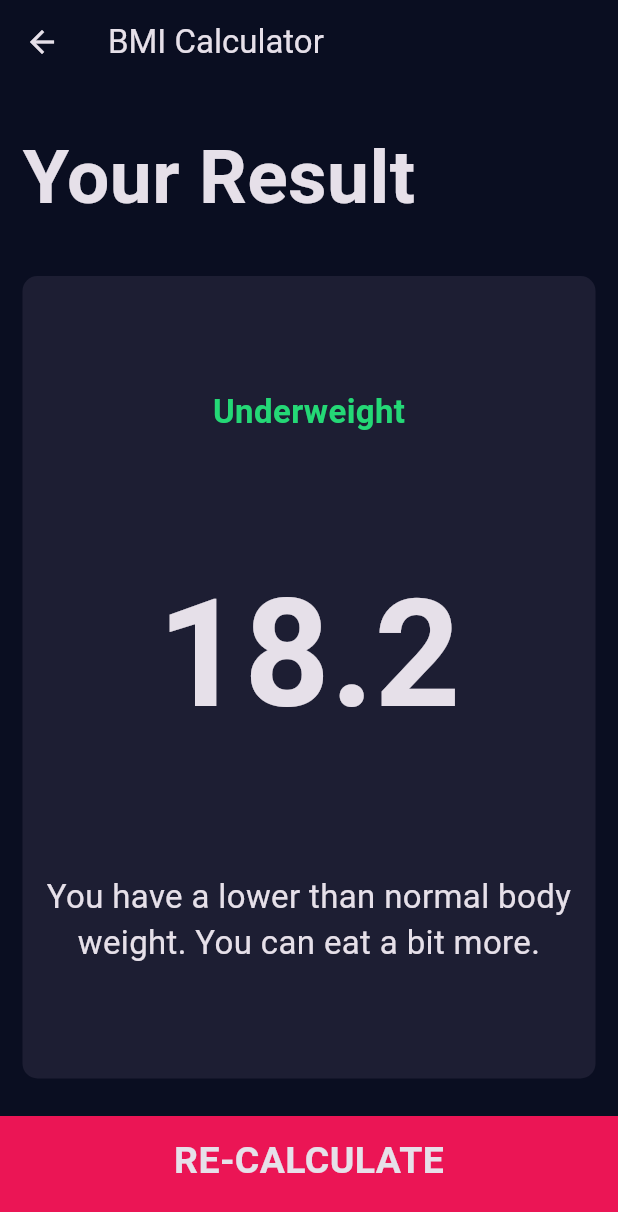
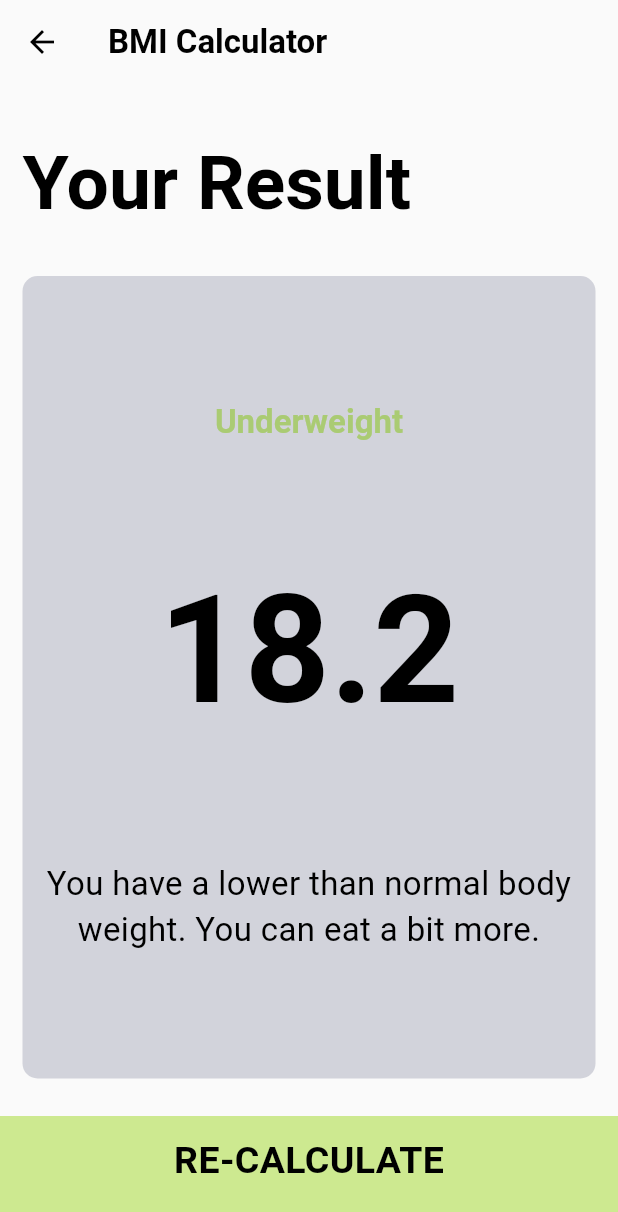
Before and after one commit to alananayadev/flutter-bmi_calculator, a Flutter app: the screen it shows after launch, after a tap on "CALCULATE", on a phone screen of 412 x 824 dp. Shown: the top 1212 px of the screen. Run offline on Flutter 3.47's test engine with Material 3 defaults, Android fonts, the phone set to English and light mode, and no system bars; our stand-ins replace font_awesome_flutter.

Commit message:
feature: Dark/Light theme creation

```diff
--- a/lib/components/bottom_button.dart
+++ b/lib/components/bottom_button.dart
@@ -13,7 +13,7 @@ class BottomButton extends StatelessWidget {
     return GestureDetector(
       onTap: onTap,
       child: Container(
-        color: kBottomButtonColor,
+        color: Theme.of(context).colorScheme.tertiaryContainer,
         margin: const EdgeInsets.only(top: 10.0),
         padding: const EdgeInsets.only(bottom: 20.0),
         width: double.infinity,
--- a/lib/components/icon_content.dart
+++ b/lib/components/icon_content.dart
@@ -23,7 +23,7 @@ class IconContent extends StatelessWidget {
         ),
         Text(
           label,
-          style: kLabelTextStyle,
+          style: Theme.of(context).textTheme.titleMedium,
         )
       ],
     );
--- a/lib/constants.dart
+++ b/lib/constants.dart
@@ -5,9 +5,14 @@ const kActiveCardColor = Color(0xFF1D1E33);
 const kInactiveCardColor = Color(0xFF111328);
 const kBottomButtonColor = Color(0xFFEB1555);
 
-const kLabelTextStyle = TextStyle(
+const kDarkLabelTextStyle = TextStyle(
   fontSize: 18.0,
   color: Color(0xFF8D8E98),
+);
+
+const kLightLabelTextStyle = TextStyle(
+  fontSize: 18.0,
+  color: Color(0xFF313134)
 );
 
 const kNumberTextStyle = TextStyle(
@@ -17,7 +22,7 @@ const kNumberTextStyle = TextStyle(
 
 const kLargeButtonTextStyle = TextStyle(
   fontSize: 25.0,
-  fontWeight: FontWeight.bold,
+  fontWeight: FontWeight.bold
 );
 
 const kTitleTextStyle = TextStyle(
@@ -26,7 +31,7 @@ const kTitleTextStyle = TextStyle(
 );
 
 const kResultTextStyle = TextStyle(
-  color: Color(0xFF24D876),
+  color: Color(0xFFAACB73),
   fontSize: 22.0,
   fontWeight: FontWeight.bold,
 );
--- a/lib/main.dart
+++ b/lib/main.dart
@@ -1,3 +1,5 @@
+import 'package:bmi_calculator/theme/dark_theme.dart';
+import 'package:bmi_calculator/theme/light_theme.dart';
 import 'package:flutter/material.dart';
 import 'package:bmi_calculator/screens/input_page.dart';
 
@@ -13,10 +15,8 @@ class MyApp extends StatelessWidget {
   Widget build(BuildContext context) {
     return MaterialApp(
       title: 'Flutter Demo',
-      theme: ThemeData.dark().copyWith(
-          primaryColor: const Color(0xFF0A0E21),
-          scaffoldBackgroundColor: const Color(0xFF0A0E21),
-          appBarTheme: const AppBarTheme(color: Color(0xFF0A0E21))),
+      theme: lightTheme,
+      darkTheme: darkTheme,
       home: const InputPage(),
     );
   }
--- a/lib/screens/input_page.dart
+++ b/lib/screens/input_page.dart
@@ -42,8 +42,8 @@ class _InputPageState extends State<InputPage> {
                 Expanded(
                   child: ReusableCard(
                     color: selectedGender == Gender.male
-                        ? kActiveCardColor
-                        : kInactiveCardColor,
+                        ? Theme.of(context).colorScheme.primaryContainer
+                        : Theme.of(context).colorScheme.secondaryContainer,
                     cardChild: const IconContent(
                         icon: FontAwesomeIcons.mars, label: 'MALE'),
                     onPress: () {
@@ -58,8 +58,8 @@ class _InputPageState extends State<InputPage> {
                 Expanded(
                   child: ReusableCard(
                     color: selectedGender == Gender.female
-                        ? kActiveCardColor
-                        : kInactiveCardColor,
+                        ? Theme.of(context).colorScheme.primaryContainer
+                        : Theme.of(context).colorScheme.secondaryContainer,
                     cardChild: const IconContent(
                       icon: FontAwesomeIcons.venus,
                       label: 'FEMALE',
@@ -78,13 +78,13 @@ class _InputPageState extends State<InputPage> {
           ),
           Expanded(
             child: ReusableCard(
-              color: kActiveCardColor,
+              color: Theme.of(context).colorScheme.primaryContainer,
               cardChild: Column(
                 mainAxisAlignment: MainAxisAlignment.center,
                 children: <Widget>[
-                  const Text(
+                  Text(
                     'HEIGHT',
-                    style: kLabelTextStyle,
+                    style: Theme.of(context).textTheme.titleMedium,
                   ),
                   Row(
                     mainAxisAlignment: MainAxisAlignment.center,
@@ -93,26 +93,15 @@ class _InputPageState extends State<InputPage> {
                     children: [
                       Text(
                         height.toString(),
-                        style: kNumberTextStyle,
+                        style: Theme.of(context).textTheme.labelLarge,
                       ),
-                      const Text(
+                      Text(
                         'cm',
-                        style: kLabelTextStyle,
+                        style: Theme.of(context).textTheme.titleMedium,
                       ),
                     ],
                   ),
-                  SliderTheme(
-                    data: SliderTheme.of(context).copyWith(
-                      activeTrackColor: Colors.white,
-                      inactiveTrackColor: const Color(0xFF8D8E98),
-                      thumbColor: const Color(0xFFEB1555),
-                      overlayColor: const Color(0xFFEB1555),
-                      thumbShape:
-                          const RoundSliderThumbShape(enabledThumbRadius: 15.0),
-                      overlayShape:
-                          const RoundSliderOverlayShape(overlayRadius: 30.0),
-                    ),
-                    child: Slider(
+                  Slider(
                     value: height.toDouble(),
                     min: 120.0,
                     max: 220.0,
@@ -122,7 +111,6 @@ class _InputPageState extends State<InputPage> {
                       });
                     },
                   ),
-                  )
                 ],
               ),
             ),
@@ -132,17 +120,17 @@ class _InputPageState extends State<InputPage> {
               children: <Widget>[
                 Expanded(
                   child: ReusableCard(
-                    color: kActiveCardColor,
+                    color: Theme.of(context).colorScheme.primaryContainer,
                     cardChild: Column(
                       mainAxisAlignment: MainAxisAlignment.center,
                       children: <Widget>[
-                        const Text(
+                        Text(
                           'WEIGHT',
-                          style: kLabelTextStyle,
+                          style: Theme.of(context).textTheme.titleMedium,
                         ),
                         Text(
                           weight.toString(),
-                          style: kNumberTextStyle,
+                          style: Theme.of(context).textTheme.labelLarge,
                         ),
                         Row(
                           mainAxisAlignment: MainAxisAlignment.center,
@@ -175,17 +163,17 @@ class _InputPageState extends State<InputPage> {
                 ),
                 Expanded(
                   child: ReusableCard(
-                    color: kActiveCardColor,
+                    color: Theme.of(context).colorScheme.primaryContainer,
                     cardChild: Column(
                       mainAxisAlignment: MainAxisAlignment.center,
                       children: <Widget>[
-                        const Text(
+                        Text(
                           'AGE',
-                          style: kLabelTextStyle,
+                          style: Theme.of(context).textTheme.titleMedium,
                         ),
                         Text(
                           age.toString(),
-                          style: kNumberTextStyle,
+                          style: Theme.of(context).textTheme.labelLarge,
                         ),
                         Row(
                           mainAxisAlignment: MainAxisAlignment.center,
--- a/lib/screens/results_page.dart
+++ b/lib/screens/results_page.dart
@@ -26,34 +26,34 @@ class ResultsPage extends StatelessWidget {
         children: <Widget>[
           Expanded(
             child: Container(
-              padding: EdgeInsets.all(15.0),
+              padding: const EdgeInsets.all(15.0),
               alignment: Alignment.bottomLeft,
-              child: const Text(
+              child: Text(
                 'Your Result',
-                style: kTitleTextStyle,
+                style: Theme.of(context).textTheme.titleLarge,
               ),
             ),
           ),
           Expanded(
             flex: 5,
             child: ReusableCard(
-              color: kActiveCardColor,
+              color: Theme.of(context).colorScheme.primaryContainer,
               cardChild: Column(
                 mainAxisAlignment: MainAxisAlignment.spaceEvenly,
                 crossAxisAlignment: CrossAxisAlignment.center,
                 children: <Widget>[
                   Text(
                     resultText,
-                    style: kResultTextStyle,
+                    style: Theme.of(context).textTheme.displaySmall,
                   ),
                   Text(
                     bmiResult,
-                    style: kBMITextStyle,
+                    style: Theme.of(context).textTheme.displayLarge,
                   ),
                   Text(
                     interpretation,
                     textAlign: TextAlign.center,
-                    style: kBodyTextStyle,
+                    style: Theme.of(context).textTheme.bodyMedium,
                   )
                 ],
               ),
--- /dev/null
+++ b/lib/theme/dark_theme.dart
@@ -0,0 +1,36 @@
+import 'package:bmi_calculator/constants.dart';
+import 'package:flutter/material.dart';
+
+ThemeData darkTheme = ThemeData(
+  brightness: Brightness.dark,
+  colorScheme: const ColorScheme.dark(
+    primary: Color(0xFF0A0E21),
+    primaryContainer: kActiveCardColor,
+    secondaryContainer: kInactiveCardColor,
+    tertiaryContainer: kBottomButtonColor,
+  ),
+  scaffoldBackgroundColor: const Color(0xFF0A0E21),
+  appBarTheme: const AppBarTheme(
+    color: Color(0xFF0A0E21),
+    titleTextStyle: TextStyle(
+      fontSize: 22.0,
+      fontWeight: FontWeight.bold,
+    ),
+  ),
+  textTheme: const TextTheme(
+    titleLarge: kTitleTextStyle,
+    titleMedium: kDarkLabelTextStyle,
+    displayLarge: kBMITextStyle,
+    displaySmall: kResultTextStyle,
+    labelLarge: kNumberTextStyle,
+    bodyMedium: kBodyTextStyle,
+  ),
+  sliderTheme: const SliderThemeData(
+    activeTrackColor: Colors.white,
+    inactiveTrackColor: Color(0xFF8D8E98),
+    thumbColor: Color(0xFFEB1555),
+    overlayColor: Color(0xFFEB1555),
+    thumbShape: RoundSliderThumbShape(enabledThumbRadius: 15.0),
+    overlayShape: RoundSliderOverlayShape(overlayRadius: 30.0),
+  ),
+);
--- /dev/null
+++ b/lib/theme/light_theme.dart
@@ -0,0 +1,37 @@
+import 'package:flutter/material.dart';
+import 'package:bmi_calculator/constants.dart';
+
+ThemeData lightTheme = ThemeData(
+  brightness: Brightness.light,
+  colorScheme: const ColorScheme.light(
+    primary: Color(0xFF717B99),
+    primaryContainer: Color(0xFFD2D3DB),
+    secondaryContainer: Color(0xFF9394A5),
+    tertiaryContainer: Color(0xFFCDE990),
+  ),
+  scaffoldBackgroundColor: const Color(0xFFFAFAFA),
+  appBarTheme: const AppBarTheme(
+    color: Color(0xFFFAFAFA),
+    titleTextStyle: TextStyle(
+      fontSize: 22.0,
+      fontWeight: FontWeight.bold,
+      color: Colors.black
+    ),
+  ),
+  textTheme: const TextTheme(
+    titleLarge: kTitleTextStyle,
+    titleMedium: kLightLabelTextStyle,
+    displayLarge: kBMITextStyle,
+    displaySmall: kResultTextStyle,
+    labelLarge: kNumberTextStyle,
+    bodyMedium: kBodyTextStyle,
+  ),
+  sliderTheme: const SliderThemeData(
+    activeTrackColor: Color(0xFF333333),
+    inactiveTrackColor: Color(0xFF8D8E98),
+    thumbColor: Color(0xFFCDE990),
+    overlayColor: Color(0xFFCDE990),
+    thumbShape: RoundSliderThumbShape(enabledThumbRadius: 15.0),
+    overlayShape: RoundSliderOverlayShape(overlayRadius: 30.0),
+  ),
+);
```
Also changed, not shown: 2 other files. Lines whose indentation alone changed are shown as unchanged.
